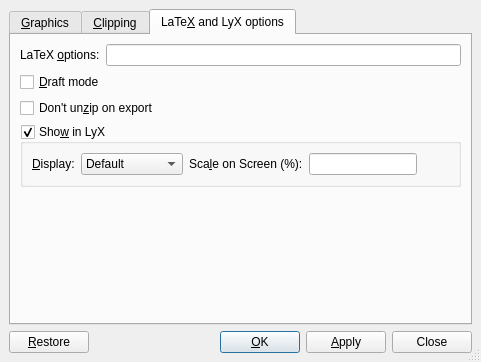
Before: the Qt Designer form src/frontends/qt4/ui/GraphicsUi.ui in cburschka/lyx, drawn with Qt 5.
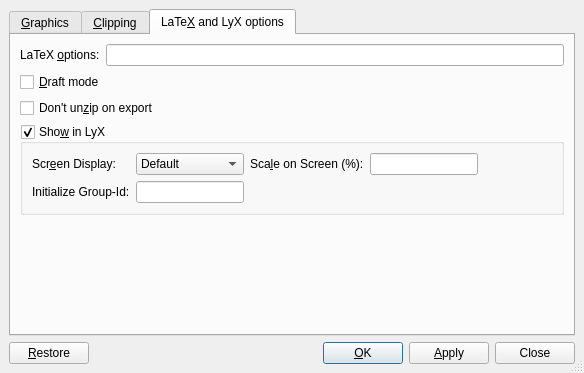
After: the same form once the commit is applied. The open tabs and pages were chosen to show the change. Custom widgets are drawn as their Qt base class.

Commit message: Introduce groups for graphics insets. That includes: - GuiGraphics dialog field for setup new groups. - Graphics context menu for assigning to certain group. - Fileformat change for groupId field in Graphics inset. - Undo mechanism added to inset-apply, for catching changes   in preference dialog. - Qt designer 4.4 used now.

Patch:
```diff
--- a/src/frontends/qt4/ui/GraphicsUi.ui
+++ b/src/frontends/qt4/ui/GraphicsUi.ui
@@ -5,14 +5,12 @@
    <rect>
     <x>0</x>
     <y>0</y>
-    <width>481</width>
-    <height>354</height>
+    <width>584</width>
+    <height>373</height>
    </rect>
   </property>
   <property name="sizePolicy" >
-   <sizepolicy>
-    <hsizetype>1</hsizetype>
-    <vsizetype>1</vsizetype>
+   <sizepolicy vsizetype="Minimum" hsizetype="Minimum" >
     <horstretch>0</horstretch>
     <verstretch>0</verstretch>
    </sizepolicy>
@@ -30,6 +28,93 @@
    <property name="spacing" >
     <number>6</number>
    </property>
+   <item row="1" column="0" >
+    <layout class="QHBoxLayout" >
+     <property name="spacing" >
+      <number>6</number>
+     </property>
+     <property name="margin" >
+      <number>0</number>
+     </property>
+     <item>
+      <widget class="QPushButton" name="restorePB" >
+       <property name="text" >
+        <string>&amp;Restore</string>
+       </property>
+       <property name="autoDefault" >
+        <bool>false</bool>
+       </property>
+       <property name="default" >
+        <bool>false</bool>
+       </property>
+      </widget>
+     </item>
+     <item>
+      <spacer>
+       <property name="orientation" >
+        <enum>Qt::Horizontal</enum>
+       </property>
+       <property name="sizeType" >
+        <enum>QSizePolicy::MinimumExpanding</enum>
+       </property>
+       <property name="sizeHint" stdset="0" >
+        <size>
+         <width>20</width>
+         <height>20</height>
+        </size>
+       </property>
+      </spacer>
+     </item>
+     <item>
+      <widget class="QPushButton" name="okPB" >
+       <property name="text" >
+        <string>&amp;OK</string>
+       </property>
+       <property name="autoDefault" >
+        <bool>true</bool>
+       </property>
+       <property name="default" >
+        <bool>true</bool>
+       </property>
+      </widget>
+     </item>
+     <item>
+      <widget class="QPushButton" name="applyPB" >
+       <property name="sizePolicy" >
+        <sizepolicy vsizetype="Fixed" hsizetype="Minimum" >
+         <horstretch>0</horstretch>
+         <verstretch>0</verstretch>
+        </sizepolicy>
+       </property>
+       <property name="text" >
+        <string>&amp;Apply</string>
+       </property>
+       <property name="autoDefault" >
+        <bool>false</bool>
+       </property>
+       <property name="default" >
+        <bool>false</bool>
+       </property>
+      </widget>
+     </item>
+     <item>
+      <widget class="QPushButton" name="closePB" >
+       <property name="sizePolicy" >
+        <sizepolicy vsizetype="Fixed" hsizetype="Minimum" >
+         <horstretch>0</horstretch>
+         <verstretch>0</verstretch>
+        </sizepolicy>
+       </property>
+       <property name="text" >
+        <string>Close</string>
+       </property>
+       <property name="autoDefault" >
+        <bool>false</bool>
+       </property>
+      </widget>
+     </item>
+    </layout>
+   </item>
    <item row="0" column="0" >
     <widget class="QTabWidget" name="TabWidget" >
      <property name="toolTip" >
@@ -444,17 +529,65 @@
       </layout>
      </widget>
      <widget class="QWidget" name="ExtraOptions" >
+      <property name="geometry" >
+       <rect>
+        <x>0</x>
+        <y>0</y>
+        <width>562</width>
+        <height>293</height>
+       </rect>
+      </property>
       <attribute name="title" >
        <string>LaTe&amp;X and LyX options</string>
       </attribute>
       <layout class="QGridLayout" >
-       <property name="margin" >
-        <number>9</number>
-       </property>
-       <property name="spacing" >
-        <number>6</number>
-       </property>
-       <item row="4" column="0" colspan="2" >
+       <item row="0" column="0" >
+        <widget class="QLabel" name="latexoptionsLA" >
+         <property name="toolTip" >
+          <string>Additional LaTeX options</string>
+         </property>
+         <property name="text" >
+          <string>LaTeX &amp;options:</string>
+         </property>
+         <property name="buddy" >
+          <cstring>latexoptions</cstring>
+         </property>
+        </widget>
+       </item>
+       <item row="0" column="1" >
+        <widget class="QLineEdit" name="latexoptions" >
+         <property name="sizePolicy" >
+          <sizepolicy vsizetype="Fixed" hsizetype="MinimumExpanding" >
+           <horstretch>0</horstretch>
+           <verstretch>0</verstretch>
+          </sizepolicy>
+         </property>
+         <property name="toolTip" >
+          <string>Additional LaTeX options</string>
+         </property>
+        </widget>
+       </item>
+       <item row="1" column="0" colspan="2" >
+        <widget class="QCheckBox" name="draftCB" >
+         <property name="toolTip" >
+          <string>Draft mode</string>
+         </property>
+         <property name="text" >
+          <string>&amp;Draft mode</string>
+         </property>
+        </widget>
+       </item>
+       <item row="2" column="0" colspan="2" >
+        <widget class="QCheckBox" name="unzipCB" >
+         <property name="toolTip" >
+          <string>Don't uncompress image before exporting to LaTeX</string>
+         </property>
+         <property name="text" >
+          <string>Don't un&amp;zip on export</string>
+         </property>
+        </widget>
+       </item>
+       <item row="3" column="0" colspan="2" >
         <widget class="QGroupBox" name="displayGB" >
          <property name="focusPolicy" >
           <enum>Qt::StrongFocus</enum>
@@ -480,7 +613,7 @@
             <property name="orientation" >
              <enum>Qt::Horizontal</enum>
             </property>
-            <property name="sizeHint" >
+            <property name="sizeHint" stdset="0" >
              <size>
               <width>40</width>
               <height>20</height>
@@ -494,9 +627,7 @@
              <bool>true</bool>
             </property>
             <property name="sizePolicy" >
-             <sizepolicy>
-              <hsizetype>1</hsizetype>
-              <vsizetype>0</vsizetype>
+             <sizepolicy vsizetype="Fixed" hsizetype="Minimum" >
               <horstretch>0</horstretch>
               <verstretch>0</verstretch>
              </sizepolicy>
@@ -552,172 +683,59 @@
              <string>Screen display</string>
             </property>
             <property name="text" >
-             <string>&amp;Display:</string>
+             <string>Scr&amp;een Display:</string>
             </property>
             <property name="buddy" >
              <cstring>showCB</cstring>
             </property>
            </widget>
           </item>
+          <item row="1" column="0" >
+           <widget class="QLabel" name="label" >
+            <property name="sizePolicy" >
+             <sizepolicy vsizetype="Preferred" hsizetype="Preferred" >
+              <horstretch>0</horstretch>
+              <verstretch>0</verstretch>
+             </sizepolicy>
+            </property>
+            <property name="text" >
+             <string>Initialize Group-Id:</string>
+            </property>
+           </widget>
+          </item>
+          <item row="1" column="1" >
+           <widget class="QLineEdit" name="groupId" >
+            <property name="minimumSize" >
+             <size>
+              <width>87</width>
+              <height>0</height>
+             </size>
+            </property>
+            <property name="toolTip" >
+             <string>Group-id to be set up from the current parameters</string>
+            </property>
+           </widget>
+          </item>
          </layout>
         </widget>
        </item>
-       <item row="5" column="1" >
+       <item row="4" column="1" >
         <spacer>
          <property name="orientation" >
           <enum>Qt::Vertical</enum>
          </property>
-         <property name="sizeHint" >
+         <property name="sizeHint" stdset="0" >
           <size>
-           <width>20</width>
-           <height>41</height>
+           <width>354</width>
+           <height>81</height>
           </size>
          </property>
         </spacer>
        </item>
-       <item row="2" column="0" colspan="2" >
-        <widget class="QCheckBox" name="unzipCB" >
-         <property name="toolTip" >
-          <string>Don't uncompress image before exporting to LaTeX</string>
-         </property>
-         <property name="text" >
-          <string>Don't un&amp;zip on export</string>
-         </property>
-        </widget>
-       </item>
-       <item row="0" column="1" >
-        <widget class="QLineEdit" name="latexoptions" >
-         <property name="sizePolicy" >
-          <sizepolicy>
-           <hsizetype>3</hsizetype>
-           <vsizetype>0</vsizetype>
-           <horstretch>0</horstretch>
-           <verstretch>0</verstretch>
-          </sizepolicy>
-         </property>
-         <property name="toolTip" >
-          <string>Additional LaTeX options</string>
-         </property>
-        </widget>
-       </item>
-       <item row="0" column="0" >
-        <widget class="QLabel" name="latexoptionsLA" >
-         <property name="toolTip" >
-          <string>Additional LaTeX options</string>
-         </property>
-         <property name="text" >
-          <string>LaTeX &amp;options:</string>
-         </property>
-         <property name="buddy" >
-          <cstring>latexoptions</cstring>
-         </property>
-        </widget>
-       </item>
-       <item row="1" column="0" colspan="2" >
-        <widget class="QCheckBox" name="draftCB" >
-         <property name="toolTip" >
-          <string>Draft mode</string>
-         </property>
-         <property name="text" >
-          <string>&amp;Draft mode</string>
-         </property>
-        </widget>
-       </item>
       </layout>
      </widget>
     </widget>
    </item>
-   <item row="1" column="0" >
-    <layout class="QHBoxLayout" >
-     <property name="margin" >
-      <number>0</number>
-     </property>
-     <property name="spacing" >
-      <number>6</number>
-     </property>
-     <item>
-      <widget class="QPushButton" name="restorePB" >
-       <property name="text" >
-        <string>&amp;Restore</string>
-       </property>
-       <property name="autoDefault" >
-        <bool>false</bool>
-       </property>
-       <property name="default" >
-        <bool>false</bool>
-       </property>
-      </widget>
-     </item>
-     <item>
-      <spacer>
-       <property name="orientation" >
-        <enum>Qt::Horizontal</enum>
-       </property>
-       <property name="sizeType" >
-        <enum>QSizePolicy::MinimumExpanding</enum>
-       </property>
-       <property name="sizeHint" >
-        <size>
-         <width>20</width>
-         <height>20</height>
-        </size>
-       </property>
-      </spacer>
-     </item>
-     <item>
-      <widget class="QPushButton" name="okPB" >
-       <property name="text" >
-        <string>&amp;OK</string>
-       </property>
-       <property name="autoDefault" >
-        <bool>true</bool>
-       </property>
-       <property name="default" >
-        <bool>true</bool>
-       </property>
-      </widget>
-     </item>
-     <item>
-      <widget class="QPushButton" name="applyPB" >
-       <property name="sizePolicy" >
-        <sizepolicy>
-         <hsizetype>1</hsizetype>
-         <vsizetype>0</vsizetype>
-         <horstretch>0</horstretch>
-         <verstretch>0</verstretch>
-        </sizepolicy>
-       </property>
-       <property name="text" >
-        <string>&amp;Apply</string>
-       </property>
-       <property name="autoDefault" >
-        <bool>false</bool>
-       </property>
-       <property name="default" >
-        <bool>false</bool>
-       </property>
-      </widget>
-     </item>
-     <item>
-      <widget class="QPushButton" name="closePB" >
-       <property name="sizePolicy" >
-        <sizepolicy>
-         <hsizetype>1</hsizetype>
-         <vsizetype>0</vsizetype>
-         <horstretch>0</horstretch>
-         <verstretch>0</verstretch>
-        </sizepolicy>
-       </property>
-       <property name="text" >
-        <string>Close</string>
-       </property>
-       <property name="autoDefault" >
-        <bool>false</bool>
-       </property>
-      </widget>
-     </item>
-    </layout>
-   </item>
   </layout>
  </widget>
  <customwidgets>
```
Left out of the diff: 42 changed lines with no effect on the pictures. The commit also changes 16 other files.
